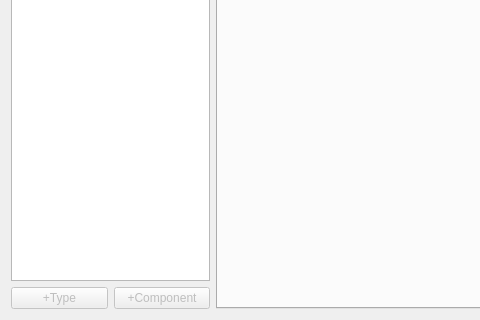
Qt form MainWindow.ui (fer-rum/q2d) before a commit; both pictures show x 0 to 480 and y 448 to 768 of the 1024 by 768 pixel window.
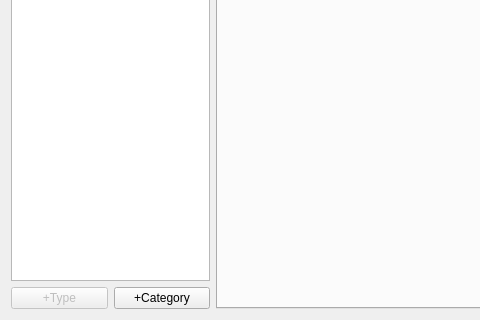
The same form after that commit.

Commit message: Can now add component categories. Did a bit of cleanup.

Diff of the .ui file:
```diff
--- a/MainWindow.ui
+++ b/MainWindow.ui
@@ -74,10 +74,10 @@
         <item>
          <widget class="QPushButton" name="addCategoryButton">
           <property name="enabled">
-           <bool>false</bool>
+           <bool>true</bool>
           </property>
           <property name="text">
-           <string>+Component</string>
+           <string>+Category</string>
           </property>
          </widget>
         </item>
```
The commit also changes 10 other files.
